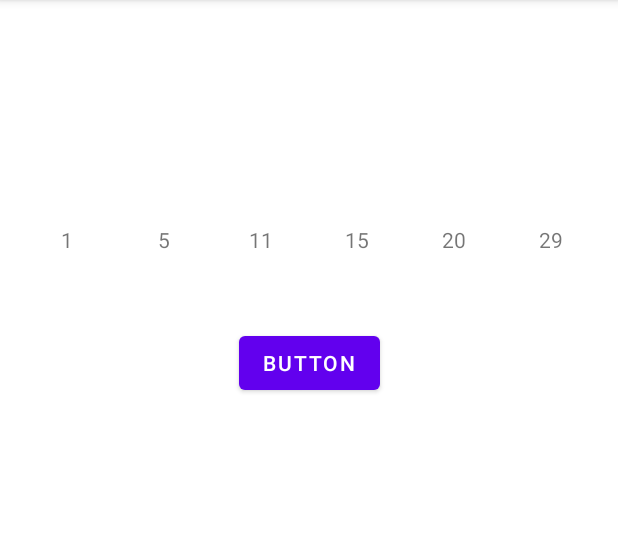
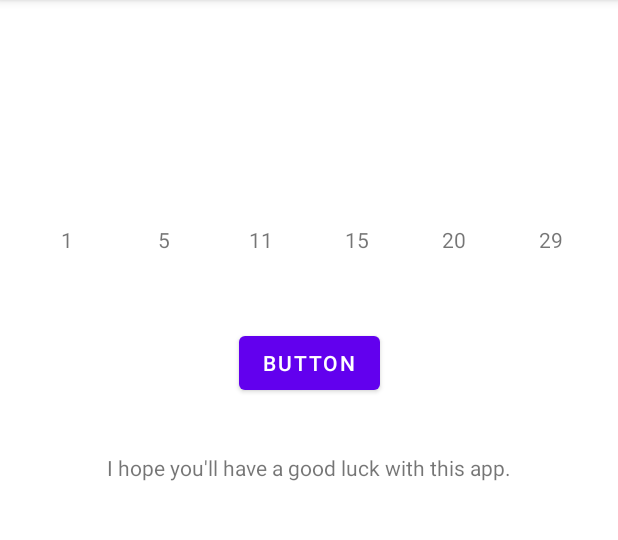
Before and after one commit to keg51051/LottoGenerator, an Android app: the screen it shows after launch (MainActivity), after a tap on "BUTTON", on a phone screen of 412 x 824 dp, the part 84-624 px from its top. Run offline under Robolectric (Android 15) with nearby library versions, the phone set to English and light mode, and no system bars; our stand-ins replace AdMob.

Commit message:
feat(배너 광고 추가): 배너 광고 추가
구글 애드몹 배너 광고 추가

[skip ci]

```diff
--- a/app/src/main/AndroidManifest.xml
+++ b/app/src/main/AndroidManifest.xml
@@ -11,6 +11,9 @@
         android:supportsRtl="true"
         android:theme="@style/Theme.LottoGenerator"
         tools:targetApi="31">
+        <meta-data
+            android:name="com.google.android.gms.ads.APPLICATION_ID"
+            android:value="ca-app-pub-3013351411920370~6342162399"/>
         <activity
             android:name=".MainActivity"
             android:exported="true">
--- a/app/src/main/java/com/example/lottogenerator/MainActivity.kt
+++ b/app/src/main/java/com/example/lottogenerator/MainActivity.kt
@@ -2,11 +2,12 @@ package com.example.lottogenerator
 
 import androidx.appcompat.app.AppCompatActivity
 import android.os.Bundle
-import android.util.Log
 import android.widget.Button
 import android.widget.TextView
+import com.google.android.gms.ads.AdRequest
+import com.google.android.gms.ads.AdView
+import com.google.android.gms.ads.MobileAds
 
-private const val TAG = "Main"
 class MainActivity : AppCompatActivity() {
     private lateinit var btnGenerator: Button
     private lateinit var tvFirstNumber: TextView
@@ -15,6 +16,7 @@ class MainActivity : AppCompatActivity() {
     private lateinit var tvFourthNumber: TextView
     private lateinit var tvFifthNumber: TextView
     private lateinit var tvSixthNumber: TextView
+    private lateinit var mAdView : AdView
 
     private var numbers = (1..45).toList()
     override fun onCreate(savedInstanceState: Bundle?) {
@@ -28,11 +30,15 @@ class MainActivity : AppCompatActivity() {
         tvFifthNumber = findViewById(R.id.tvFifthNumber)
         tvSixthNumber = findViewById(R.id.tvSixthNumber)
 
-        Log.i(TAG, numbers.toString())
-
         btnGenerator.setOnClickListener {
             generate()
         }
+
+        // Ads init
+        MobileAds.initialize(this) {}
+        mAdView = findViewById(R.id.adView)
+        val adRequest = AdRequest.Builder().build()
+        mAdView.loadAd(adRequest)
     }
 
     // Function that generates the random numbers
@@ -43,7 +49,6 @@ class MainActivity : AppCompatActivity() {
         }
         numSet = numSet.toSortedSet()
 
-        Log.d("numbers", numSet.toString())
         tvFirstNumber.text = numSet.elementAt(0).toString()
         tvSecondNumber.text = numSet.elementAt(1).toString()
         tvThirdNumber.text = numSet.elementAt(2).toString()
--- a/app/src/main/res/layout/activity_main.xml
+++ b/app/src/main/res/layout/activity_main.xml
@@ -104,9 +104,31 @@
         android:layout_width="wrap_content"
         android:layout_height="wrap_content"
         android:layout_marginTop="20dp"
-        android:text="Button"
+        android:text="@string/button"
         app:layout_constraintEnd_toEndOf="parent"
         app:layout_constraintHorizontal_bias="0.5"
         app:layout_constraintStart_toStartOf="parent"
         app:layout_constraintTop_toBottomOf="@+id/tvThirdNumber" />
+
+    <com.google.android.gms.ads.AdView
+        android:id="@+id/adView"
+        android:layout_width="wrap_content"
+        android:layout_height="wrap_content"
+        android:layout_alignParentBottom="true"
+        android:layout_centerHorizontal="true"
+        app:adSize="BANNER"
+        app:adUnitId="ca-app-pub-3940256099942544/6300978111"
+        app:layout_constraintBottom_toBottomOf="parent"
+        app:layout_constraintEnd_toEndOf="parent"
+        app:layout_constraintStart_toStartOf="parent" />
+
+    <TextView
+        android:id="@+id/tvGoodLuck"
+        android:layout_width="wrap_content"
+        android:layout_height="wrap_content"
+        android:layout_marginTop="36dp"
+        android:text="@string/goodluck"
+        app:layout_constraintEnd_toEndOf="parent"
+        app:layout_constraintStart_toStartOf="parent"
+        app:layout_constraintTop_toBottomOf="@+id/btnGenerator" />
 </androidx.constraintlayout.widget.ConstraintLayout>
--- a/app/src/main/res/values/strings.xml
+++ b/app/src/main/res/values/strings.xml
@@ -1,3 +1,5 @@
 <resources>
     <string name="app_name">LottoGenerator</string>
+    <string name="button">Button</string>
+    <string name="goodluck">I hope you\'ll have a good luck with this app.</string>
 </resources>
```
Also changed, not shown: app/build.gradle (+9 -5 lines), build.gradle (+7 -0 lines).
